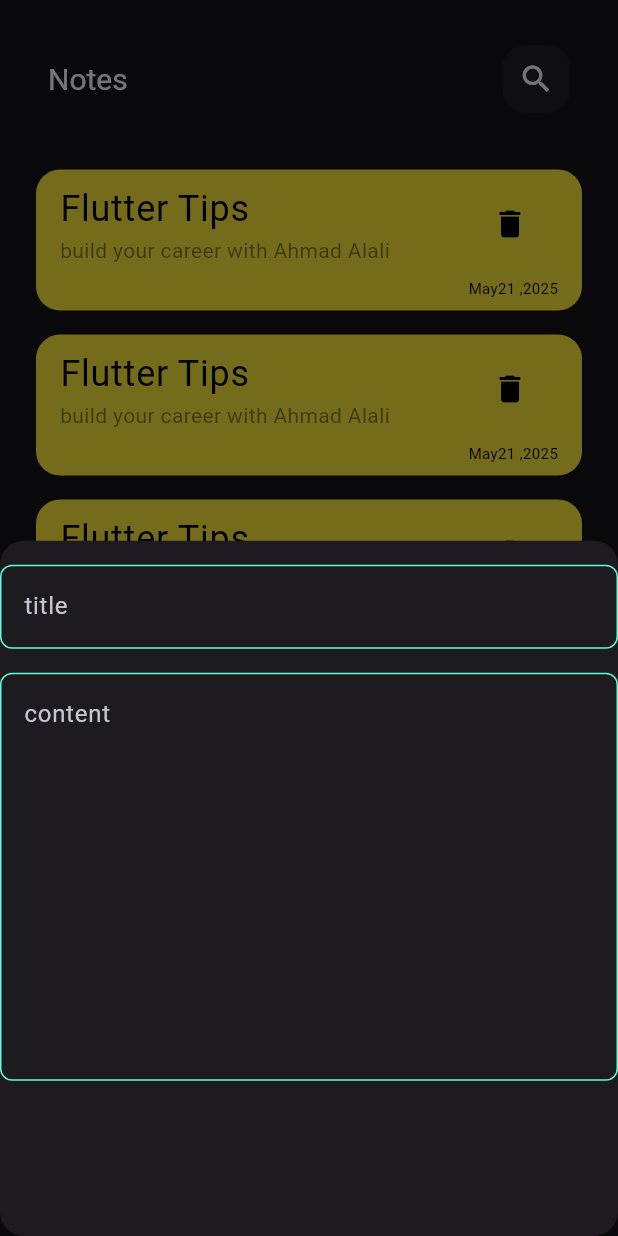
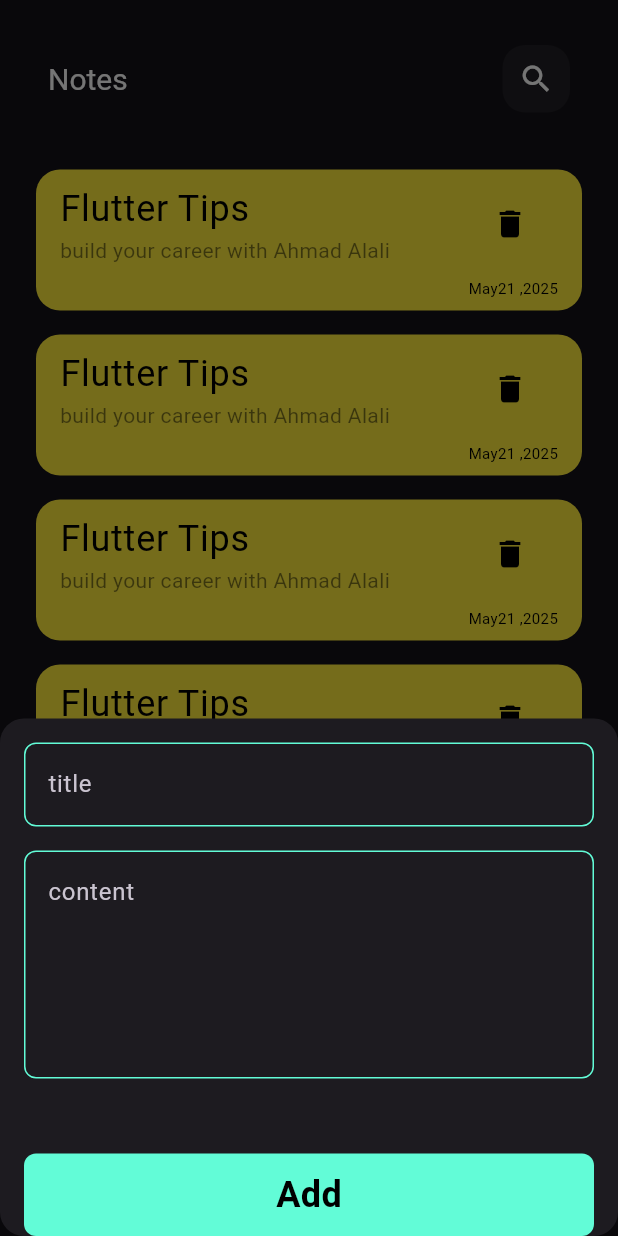
Before and after one commit to AhmadAlali1212/notes_app, a Flutter app: the screen it shows after launch, after a tap on the "add" icon, on a phone screen of 412 x 824 dp. Run offline on Flutter 3.47's test engine with Material 3 defaults, Android fonts, the phone set to English and light mode, and no system bars.

Commit message:
create custom textBotton

```diff
--- a/lib/widgets/add_note_button.dart
+++ b/lib/widgets/add_note_button.dart
@@ -1,5 +1,6 @@
 import 'package:flutter/material.dart';
 import 'package:notes_app/constants.dart';
+import 'package:notes_app/widgets/custom_text_botton.dart';
 import 'package:notes_app/widgets/custom_text_field.dart';
 
 class AddNoteButton extends StatelessWidget {
@@ -7,7 +8,10 @@ class AddNoteButton extends StatelessWidget {
 
   @override
   Widget build(BuildContext context) {
-    return Column(
+    return Padding(
+      padding: const EdgeInsets.symmetric(horizontal: 16),
+      child: SingleChildScrollView(
+        child: Column(
           children: [
             const SizedBox(
               height: 16,
@@ -20,9 +24,15 @@ class AddNoteButton extends StatelessWidget {
             ),
             CustomTextField(
               hintText: 'content',
-          maxLines: 10,
-        )
+              maxLines: 5,
+            ),
+            const SizedBox(
+              height: 50,
+            ),
+            CustomTextBotton(),
           ],
+        ),
+      ),
     );
   }
 }
--- /dev/null
+++ b/lib/widgets/custom_text_botton.dart
@@ -0,0 +1,24 @@
+import 'package:flutter/gestures.dart';
+import 'package:flutter/material.dart';
+import 'package:notes_app/constants.dart';
+
+class CustomTextBotton extends StatelessWidget {
+  const CustomTextBotton({super.key});
+
+  @override
+  Widget build(BuildContext context) {
+    return Container(
+      width: MediaQuery.of(context).size.width,
+      height: 55,
+      decoration: BoxDecoration(
+          color: KPrimaryColor, borderRadius: BorderRadius.circular(8)),
+      child: Center(
+        child: Text(
+          'Add',
+          style: TextStyle(
+              color: Colors.black, fontSize: 24, fontWeight: FontWeight.bold),
+        ),
+      ),
+    );
+  }
+}
--- a/lib/widgets/custom_text_field.dart
+++ b/lib/widgets/custom_text_field.dart
@@ -3,8 +3,8 @@ import 'package:notes_app/constants.dart';
 
 class CustomTextField extends StatelessWidget {
   CustomTextField({required this.hintText, this.maxLines = 1});
-  String? hintText;
-  int? maxLines;
+  final String hintText;
+  final int maxLines;
   @override
   Widget build(BuildContext context) {
     return TextField(
```
Lines whose indentation alone changed are shown as unchanged.
